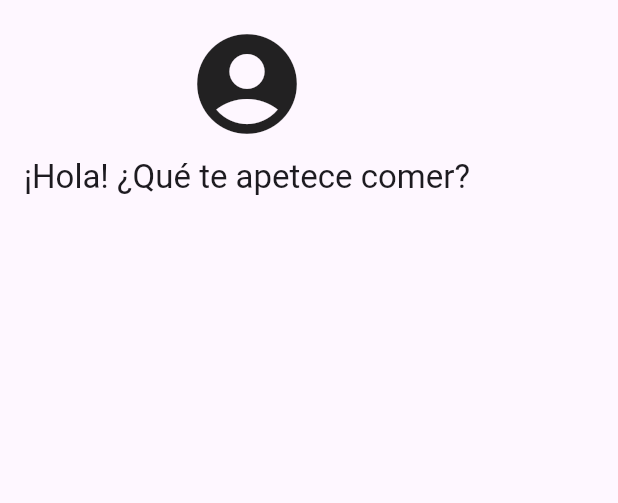
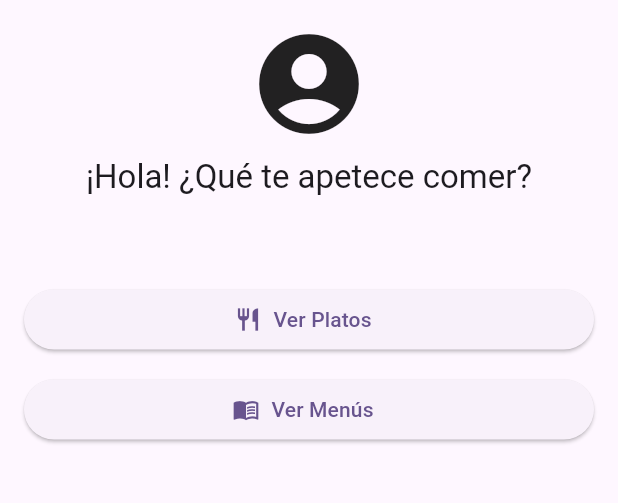
Before and after one commit to JPBSdam/Proyecto-intermodular, a Flutter app: the screen it shows once a user with an empty profile is signed in, on a phone screen of 412 x 824 dp, the part 84-587 px from its top. Run offline on Flutter 3.47's test engine with Material 3 defaults, Android fonts, the phone set to English and light mode, and no system bars; our stand-ins replace cloud_firestore, firebase_auth, firebase_core, go_router, google_sign_in; accounts and stored records are empty.

Commit message:
refactor del home view, lista de platos funcional

```diff
--- a/lib/ui/views/home/home_view.dart
+++ b/lib/ui/views/home/home_view.dart
@@ -1,5 +1,6 @@
-import 'package:app_restaurante/core/widgets/snackbars.dart';
+import 'package:app_restaurante/core/navigation/app_routes.dart';
 import 'package:flutter/material.dart';
+import 'package:go_router/go_router.dart';
 import 'package:provider/provider.dart';
 import 'package:app_restaurante/ui/viewmodels/home/home_viewmodel.dart';
 
@@ -34,10 +35,11 @@
                   final success = await viewModel.signOut();
                   if (!success) {
                     if (context.mounted) {
-                      showSnackBar(
-                        context,
-                        viewModel.errorMessage,
-                        error: true,
+                      ScaffoldMessenger.of(context).showSnackBar(
+                        SnackBar(
+                          content: Text(viewModel.errorMessage),
+                          backgroundColor: Colors.red,
+                        ),
                       );
                     }
                   }
@@ -119,6 +121,36 @@
                 ],
               ),
             ),
+
+          const SizedBox(height: 20),
+          Padding(
+            padding: const EdgeInsets.symmetric(horizontal: 16),
+            child: Column(
+              children: [
+                SizedBox(
+                  width: double.infinity,
+                  child: ElevatedButton.icon(
+                    icon: const Icon(Icons.restaurant),
+                    label: const Text("Ver Platos"),
+                    onPressed: () {
+                      context.go(AppRoutes.dishes);
+                    },
+                  ),
+                ),
+                const SizedBox(height: 12),
+                SizedBox(
+                  width: double.infinity,
+                  child: ElevatedButton.icon(
+                    icon: const Icon(Icons.menu_book),
+                    label: const Text("Ver Menús"),
+                    onPressed: () {
+                      context.go(AppRoutes.menus);
+                    },
+                  ),
+                ),
+              ],
+            ),
+          ),
         ],
       ),
     );
```
